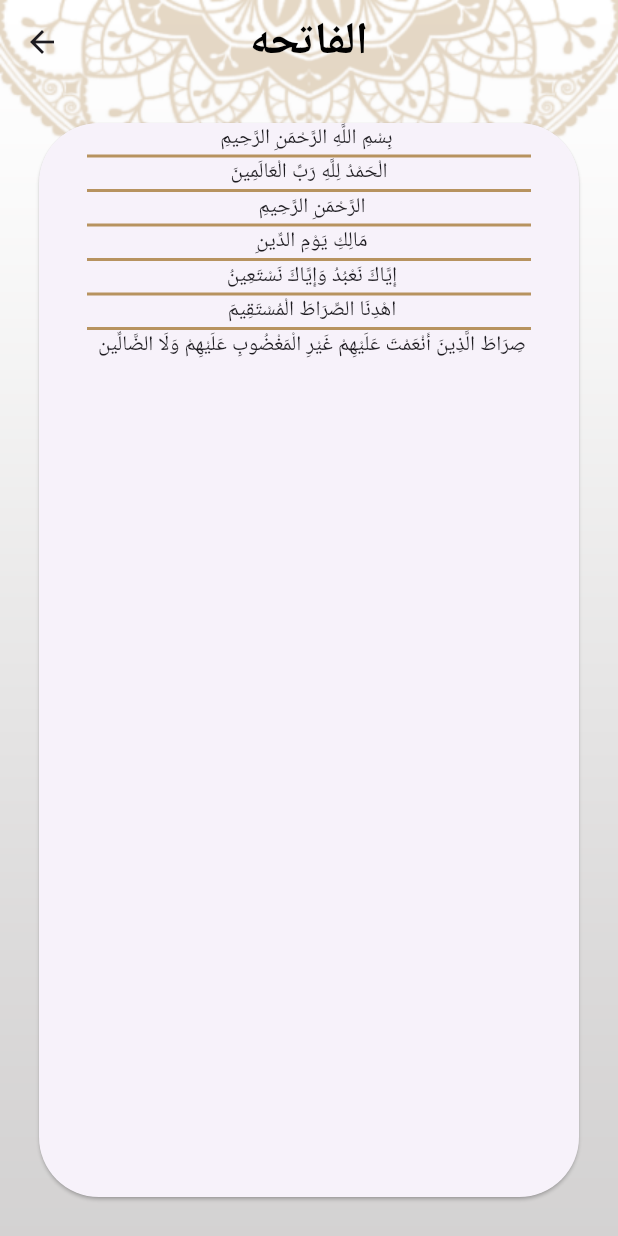
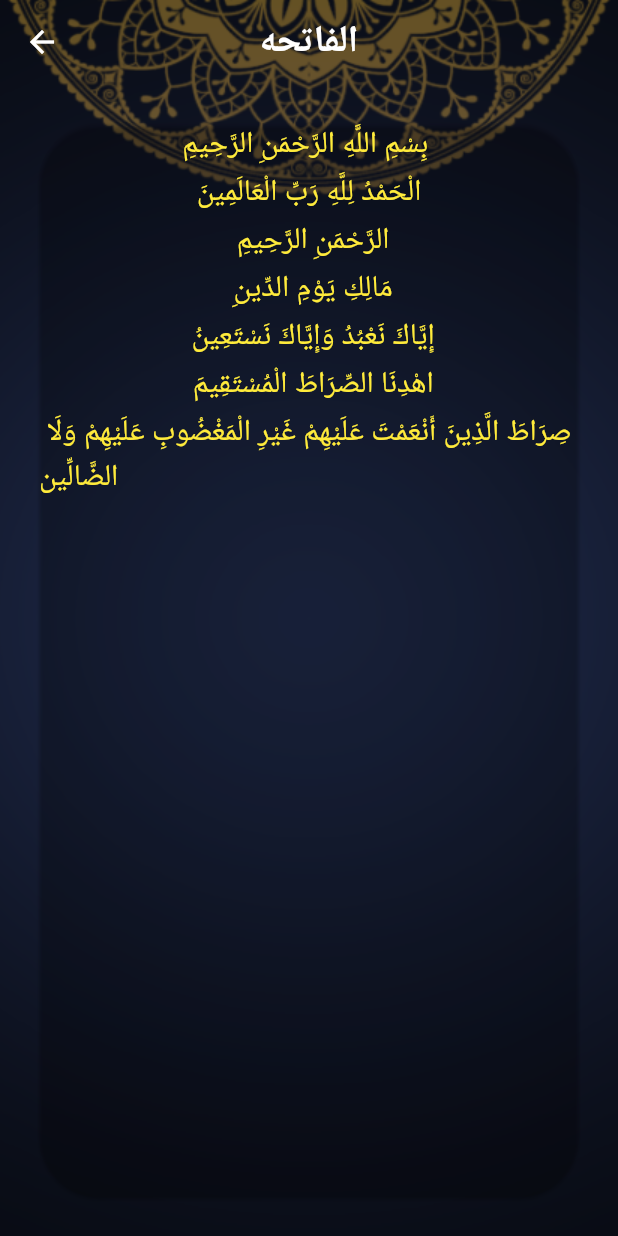
Before and after one commit to waliednapil/islam-app, a Flutter app: the screen it shows after launch, after a tap on "الفاتحه", on a phone screen of 412 x 824 dp. Run offline on Flutter 3.47's test engine with Material 3 defaults, Android fonts, the phone set to English and light mode, and no system bars.

Commit message:
+ themeing + light theme + dark theme

```diff
--- a/lib/main.dart
+++ b/lib/main.dart
@@ -3,6 +3,7 @@
 import 'package:islam/ui/home/home_screen.dart';
 import 'package:islam/ui/home/screens/sura_details_screen.dart';
 import 'package:islam/ui/home/splsh_screen.dart';
+import 'package:islam/ui/styles/my_theme_data.dart';
 
 void main() {
   runApp(MyApplication());
@@ -12,20 +13,9 @@
   @override
   Widget build(BuildContext context) {
     return MaterialApp(
-      theme: ThemeData(
-          appBarTheme: AppBarTheme(
-            backgroundColor: Colors.transparent,
-            elevation: 0,
-            titleTextStyle: TextStyle(
-                color: Colors.black, fontSize: 30, fontWeight: FontWeight.bold),
-            centerTitle: true,
-          ),
-          scaffoldBackgroundColor: Colors.transparent,
-          bottomNavigationBarTheme: BottomNavigationBarThemeData(
-              unselectedItemColor: Colors.white,
-              selectedItemColor: Colors.black,
-              selectedIconTheme: IconThemeData(size: 45)),
-          cardColor: Colors.white),
+      theme: MyThemeData.lightTheme,
+      darkTheme: MyThemeData.darkTheme,
+      themeMode: ThemeMode.dark,
       routes: {
         HadethDetailsScreen.routName: (context) => HadethDetailsScreen(),
         SuraDetailsScreen.routName: (context) => SuraDetailsScreen(),
--- a/lib/ui/home/hadeth_tab/hadeth_details_screen.dart
+++ b/lib/ui/home/hadeth_tab/hadeth_details_screen.dart
@@ -1,5 +1,6 @@
 import 'package:flutter/material.dart';
 import 'package:islam/ui/home/hadeth_tab/hadeth_tab.dart';
+import 'package:islam/ui/styles/my_theme_data.dart';
 
 class HadethDetailsScreen extends StatelessWidget {
   static const String routName = 'Hadeth-details';
@@ -12,15 +13,21 @@
       decoration: BoxDecoration(
           image: DecorationImage(
               fit: BoxFit.fill,
-              image: AssetImage('assets/images/main_background.png'))),
+              image: AssetImage(MyThemeData.isDarkSelected
+                  ? 'assets/images/main_background_dark.png'
+                  : 'assets/images/main_background.png'))),
       child: Scaffold(
         appBar: AppBar(
-          title: Text('Islami'),
+          title: Text(
+            'Islami',
+            style: Theme.of(context).textTheme.titleMedium,
+          ),
         ),
         body: Container(
           padding: EdgeInsets.all(22),
           child: SingleChildScrollView(
             child: Card(
+              color: Colors.transparent,
               shape: BeveledRectangleBorder(
                   borderRadius: BorderRadius.circular(32)),
               child: Column(
@@ -29,14 +36,12 @@
                       padding: const EdgeInsets.all(8.0),
                       child: Text(
                         args.title,
-                        style: TextStyle(
-                            fontSize: 26, fontWeight: FontWeight.bold),
-                      )),
+                          style: Theme.of(context).textTheme.titleMedium)),
                   Container(
                       padding: EdgeInsets.all(18),
                       child: Text(
                         args.content,
-                        style: TextStyle(fontSize: 18),
+                        style: Theme.of(context).textTheme.bodyMedium,
                         textDirection: TextDirection.rtl,
                       ))
                 ],
--- a/lib/ui/home/hadeth_tab/hadeth_tab.dart
+++ b/lib/ui/home/hadeth_tab/hadeth_tab.dart
@@ -25,11 +25,11 @@
                     decoration: BoxDecoration(
                         border: Border.symmetric(
                             horizontal: BorderSide(
-                                width: 2, color: Color(0xFFB7935F)))),
+                                width: 2,
+                                color: Theme.of(context).dividerColor))),
                     child: Text(
                       'Ahadeth',
-                      style:
-                          TextStyle(fontSize: 30, fontWeight: FontWeight.bold),
+                      style: Theme.of(context).textTheme.titleMedium,
                     )),
                 Expanded(
                   child: ListView.separated(
@@ -38,7 +38,7 @@
                           HadethTitleWidget(hadeth: ahadeth[index]),
                       separatorBuilder: (context, index) => Container(
                             margin: EdgeInsets.symmetric(horizontal: 45),
-                            color: Color(0xFFB7935F),
+                            color: Theme.of(context).dividerColor,
                             width: double.infinity,
                             height: 2,
                           ),
--- a/lib/ui/home/hadeth_tab/hadeth_title_widget.dart
+++ b/lib/ui/home/hadeth_tab/hadeth_title_widget.dart
@@ -19,7 +19,7 @@
           alignment: Alignment.center,
           child: Text(
             hadeth.title,
-            style: TextStyle(fontWeight: FontWeight.bold, fontSize: 22),
+            style: Theme.of(context).textTheme.titleMedium,
           )),
     );
   }
--- a/lib/ui/home/home_screen.dart
+++ b/lib/ui/home/home_screen.dart
@@ -4,6 +4,7 @@
 import 'package:islam/ui/home/radio_tab/radio_tab.dart';
 import 'package:islam/ui/home/settings_tab/settings_tab.dart';
 import 'package:islam/ui/home/tasbeh_tab/tasbeh_tab.dart';
+import 'package:islam/ui/styles/my_theme_data.dart';
 
 class HomeScreen extends StatefulWidget {
   static const String routeName = 'Home-Screen';
@@ -28,11 +29,16 @@
     return Container(
       decoration: BoxDecoration(
           image: DecorationImage(
-              image: AssetImage('assets/images/main_background.png'),
+              image: AssetImage(MyThemeData.isDarkSelected
+                  ? 'assets/images/main_background_dark.png'
+                  : 'assets/images/main_background.png'),
               fit: BoxFit.fill)),
       child: Scaffold(
         appBar: AppBar(
-          title: Text('isalmi'),
+          title: Text(
+            'isalmi',
+            style: Theme.of(context).textTheme.titleMedium,
+          ),
           backgroundColor: Colors.transparent,
         ),
         bottomNavigationBar: BottomNavigationBar(
@@ -43,23 +49,23 @@
           },
           items: [
             BottomNavigationBarItem(
-                backgroundColor: Color(0xFFB7935F),
+                backgroundColor: Theme.of(context).primaryColor,
                 icon: ImageIcon(AssetImage('assets/images/quran_icon.png')),
                 label: "Quran"),
             BottomNavigationBarItem(
-                backgroundColor: Color(0xFFB7935F),
+                backgroundColor: Theme.of(context).primaryColor,
                 icon: ImageIcon(AssetImage('assets/images/hadeth_icon.png')),
                 label: "Hadeth"),
             BottomNavigationBarItem(
-                backgroundColor: Color(0xFFB7935F),
+                backgroundColor: Theme.of(context).primaryColor,
                 icon: ImageIcon(AssetImage('assets/images/sebha_icon.png')),
                 label: "Tasbeh"),
             BottomNavigationBarItem(
-                backgroundColor: Color(0xFFB7935F),
+                backgroundColor: Theme.of(context).primaryColor,
                 icon: ImageIcon(AssetImage('assets/images/radio_icon.png')),
                 label: "Radio"),
             BottomNavigationBarItem(
-                backgroundColor: Color(0xFFB7935F),
+                backgroundColor: Theme.of(context).primaryColor,
                 icon: Icon(Icons.settings),
                 label: "Settings"),
           ],
--- a/lib/ui/home/quran_tab/quran_tab.dart
+++ b/lib/ui/home/quran_tab/quran_tab.dart
@@ -133,7 +133,7 @@
                 margin: EdgeInsets.symmetric(horizontal: 40),
                 height: 2,
                 width: double.infinity,
-                color: Color(0xFFB7935F),
+                color: Theme.of(context).dividerColor,
               ),
               itemBuilder: (context, index) => SuraName(
                 suraName: suraNames[index],
--- a/lib/ui/home/quran_tab/sura_name.dart
+++ b/lib/ui/home/quran_tab/sura_name.dart
@@ -26,7 +26,7 @@
             children: [
               Text(
                 suraName,
-                style: TextStyle(fontSize: 25, fontWeight: FontWeight.bold),
+                style: Theme.of(context).textTheme.titleMedium,
               ),
             ],
           )),
--- a/lib/ui/home/screens/sura_details_screen.dart
+++ b/lib/ui/home/screens/sura_details_screen.dart
@@ -1,8 +1,8 @@
 import 'package:flutter/material.dart';
 import 'package:flutter/services.dart';
+import 'package:islam/ui/home/quran_tab/sura_name.dart';
 import 'package:islam/ui/home/screens/quran_details.dart';
-
-import '../quran_tab/sura_name.dart';
+import 'package:islam/ui/styles/my_theme_data.dart';
 
 class SuraDetailsScreen extends StatefulWidget {
   static const String routName = 'Sura-Details';
@@ -27,13 +27,19 @@
         : Container(
             decoration: BoxDecoration(
                 image: DecorationImage(
-                    image: AssetImage('assets/images/main_background.png'),
+                    image: AssetImage(MyThemeData.isDarkSelected
+                        ? 'assets/images/main_background_dark.png'
+                        : 'assets/images/main_background.png'),
                     fit: BoxFit.fill)),
             child: Scaffold(
               appBar: AppBar(
-                title: Text(args.title),
+                title: Text(
+                  args.title,
+                  style: Theme.of(context).textTheme.titleMedium,
+                ),
               ),
               body: Card(
+                  color: Colors.transparent,
                   margin: EdgeInsets.all(26),
                   shape: RoundedRectangleBorder(
                       borderRadius: BorderRadius.circular(40)),
@@ -42,7 +48,6 @@
                       margin: EdgeInsets.symmetric(horizontal: 32),
                       width: double.infinity,
                       height: 2,
-                      color: Color(0xFFB7935F),
                     ),
                     itemBuilder: (context, index) => QuranDetails(
                       quranText: verses[index],
@@ -59,9 +64,7 @@
     List<String> suraLines = fileContent.split('\n');
     verses = suraLines;
 
-    for (int i = 0; i < suraLines.length; i++) {
-      print(verses[i]);
-    }
+    for (int i = 0; i < suraLines.length; i++) {}
     setState(() {});
   }
 }
--- /dev/null
+++ b/lib/ui/styles/my_theme_data.dart
@@ -0,0 +1,55 @@
+import 'package:flutter/material.dart';
+
+class MyThemeData {
+  static Color lightPrimaryColor = Color(0xFFB7935F);
+  static Color darkPrimaryColor = Color(0xFF141A2E);
+  static bool isDarkSelected = true;
+
+  static ThemeData lightTheme = ThemeData(
+    dividerColor: lightPrimaryColor,
+    primaryColor: lightPrimaryColor,
+    textTheme: TextTheme(
+        headlineLarge: TextStyle(
+            fontSize: 25, fontWeight: FontWeight.w600, color: Colors.black),
+        titleMedium: TextStyle(
+            fontSize: 25, fontWeight: FontWeight.bold, color: Colors.black),
+        bodyMedium: TextStyle(
+            fontSize: 20, fontWeight: FontWeight.normal, color: Colors.black)),
+    appBarTheme: AppBarTheme(
+      iconTheme: IconThemeData(color: Colors.black),
+      backgroundColor: Colors.transparent,
+      centerTitle: true,
+      elevation: 0,
+    ),
+    cardColor: lightPrimaryColor,
+    scaffoldBackgroundColor: Colors.transparent,
+    bottomNavigationBarTheme: BottomNavigationBarThemeData(
+      unselectedItemColor: Colors.white,
+      selectedItemColor: Colors.black,
+    ),
+  );
+
+  static ThemeData darkTheme = ThemeData(
+    dividerColor: Colors.yellow,
+    primaryColor: darkPrimaryColor,
+    cardColor: darkPrimaryColor,
+    textTheme: TextTheme(
+        headlineLarge: TextStyle(
+            fontSize: 25, fontWeight: FontWeight.w600, color: Colors.white),
+        titleMedium: TextStyle(
+            fontSize: 25, fontWeight: FontWeight.bold, color: Colors.white),
+        bodyMedium: TextStyle(
+            fontSize: 20, fontWeight: FontWeight.normal, color: Colors.yellow)),
+    appBarTheme: AppBarTheme(
+      iconTheme: IconThemeData(color: Colors.white),
+      backgroundColor: Colors.transparent,
+      elevation: 0,
+      centerTitle: true,
+    ),
+    scaffoldBackgroundColor: Colors.transparent,
+    bottomNavigationBarTheme: BottomNavigationBarThemeData(
+        unselectedItemColor: Colors.white,
+        selectedItemColor: Colors.yellow,
+        selectedIconTheme: IconThemeData(size: 45)),
+  );
+}
```
Also changed, not shown: assets/images/main_background_dark.png (added).
